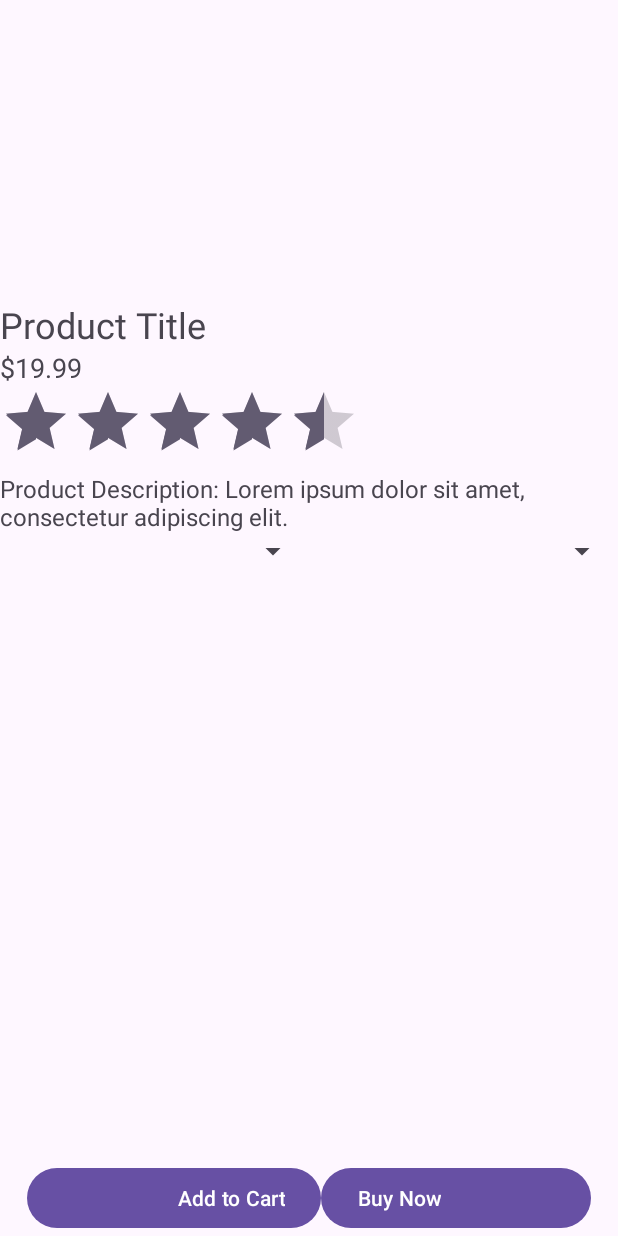
After one commit to anishkumar0084/Ecommerceapp, an Android app: the layout activity_product_detail.xml on its own in the app's theme, with its tools: preview values and no code run, on a phone screen of 412 x 824 dp. The commit adds this screen. Run offline under Robolectric (Android 15) with nearby library versions, the phone set to English and light mode, and no system bars.

Commit message:
add more features

```diff
--- a/app/build.gradle.kts
+++ b/app/build.gradle.kts
@@ -42,6 +42,10 @@ dependencies {
     testImplementation("junit:junit:4.13.2")
     androidTestImplementation("androidx.test.ext:junit:1.1.5")
     implementation ("com.squareup.picasso:picasso:2.71828")
+    implementation ("com.github.smarteist:autoimageslider:1.3.9")
+    implementation ("com.github.bumptech.glide:glide:4.16.0")
+
+
 
 
 
--- a/app/src/main/java/com/ecommericeapp/Data/Shirt.java
+++ /dev/null
@@ -1,5 +0,0 @@
-package com.ecommericeapp.Data;
-
-public class Shirt {
-
-}
--- /dev/null
+++ b/app/src/main/res/layout/activity_product_detail.xml
@@ -0,0 +1,100 @@
+<?xml version="1.0" encoding="utf-8"?>
+<RelativeLayout xmlns:android="http://schemas.android.com/apk/res/android"
+    xmlns:app="http://schemas.android.com/apk/res-auto"
+    xmlns:tools="http://schemas.android.com/tools"
+    android:layout_width="match_parent"
+    android:layout_height="match_parent"
+    tools:context=".ProductDetail">
+
+    <!-- product_detail_layout.xml -->
+
+
+        <ImageView
+            android:id="@+id/product_image"
+            android:layout_width="match_parent"
+            android:layout_height="200dp"
+            android:scaleType="centerCrop"
+             />
+
+        <TextView
+            android:id="@+id/product_title"
+            android:layout_width="match_parent"
+            android:layout_height="wrap_content"
+            android:layout_below="@id/product_image"
+            android:text="Product Title"
+            android:textSize="24sp" />
+
+        <TextView
+            android:id="@+id/product_price"
+            android:layout_width="wrap_content"
+            android:layout_height="wrap_content"
+            android:layout_below="@id/product_title"
+            android:text="$19.99"
+            android:textSize="18sp" />
+
+        <RatingBar
+            android:id="@+id/product_rating"
+            android:layout_width="wrap_content"
+            android:layout_height="wrap_content"
+            android:layout_below="@id/product_price"
+            android:numStars="5"
+            android:rating="4.5"
+            android:stepSize="0.5" />
+
+        <TextView
+            android:id="@+id/product_details"
+            android:layout_width="match_parent"
+            android:layout_height="wrap_content"
+            android:layout_below="@id/product_rating"
+            android:text="Product Description: Lorem ipsum dolor sit amet, consectetur adipiscing elit."
+            android:textSize="16sp" />
+
+        <LinearLayout
+            android:layout_width="match_parent"
+            android:layout_height="wrap_content"
+            android:layout_below="@id/product_details"
+            android:orientation="horizontal">
+
+            <Spinner
+                android:id="@+id/product_quantity_spinner"
+                android:layout_width="0dp"
+                android:layout_height="wrap_content"
+                android:layout_weight="1" />
+
+            <Spinner
+                android:id="@+id/product_size_spinner"
+                android:layout_width="0dp"
+                android:layout_height="wrap_content"
+                android:layout_weight="1" />
+
+        </LinearLayout>
+
+    <LinearLayout
+        android:layout_width="match_parent"
+        android:layout_alignParentBottom="true"
+        android:gravity="center"
+
+        android:layout_height="50dp">
+
+        <Button
+            android:id="@+id/add_to_cart_button"
+            android:layout_width="wrap_content"
+            android:layout_height="wrap_content"
+            android:paddingLeft="100dp"
+
+
+
+            android:text="Add to Cart" />
+
+        <Button
+            android:id="@+id/buy_now_button"
+            android:layout_width="wrap_content"
+            android:layout_height="wrap_content"
+            android:gravity="center"
+            android:layout_alignParentBottom="true"
+            android:layout_alignParentRight="true"
+            android:paddingRight="100dp"
+            android:text="Buy Now" />
+       </LinearLayout>
+
+    </RelativeLayout>
```
Also changed, not shown: app/src/main/AndroidManifest.xml (+5 -8 lines), app/src/main/java/com/ecommericeapp/Adapter/Home.java (+92 -1 lines), app/src/main/java/com/ecommericeapp/Adapter/ImageSliderAdapter.java (deleted, +0 -53 lines), app/src/main/java/com/ecommericeapp/Adapter/SliderAdapter.java (added, +82 -0 lines), app/src/main/java/com/ecommericeapp/Clicklistner.java (added, +7 -0 lines), app/src/main/java/com/ecommericeapp/Data/ImageModel.java (deleted, +0 -22 lines), app/src/main/java/com/ecommericeapp/Data/SliderData.java (added, +24 -0 lines), app/src/main/java/com/ecommericeapp/Data/productDetail.java (added, +48 -0 lines), app/src/main/java/com/ecommericeapp/Fragment/Home.java (+93 -40 lines), app/src/main/java/com/ecommericeapp/ProductDetail.java (added, +31 -0 lines), app/src/main/res/layout/fragment_home.xml (+23 -6 lines), app/src/main/res/layout/prducts.xml (added, +36 -0 lines), app/src/main/res/layout/slider_item.xml (+7 -5 lines), settings.gradle.kts (+7 -0 lines).
